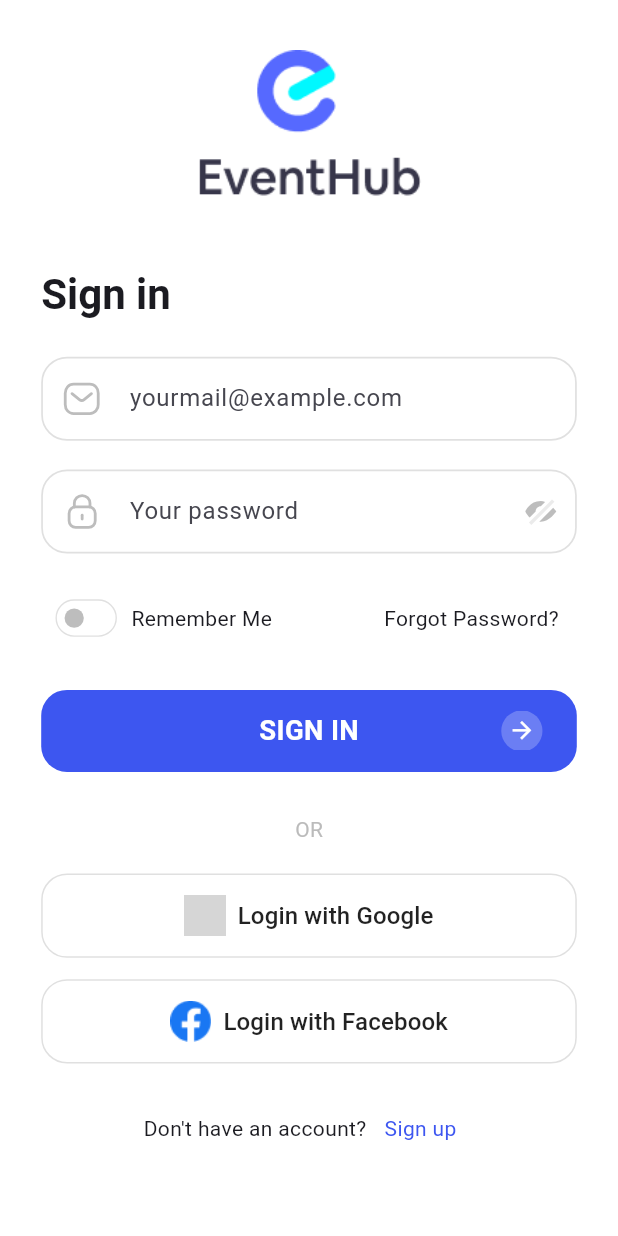
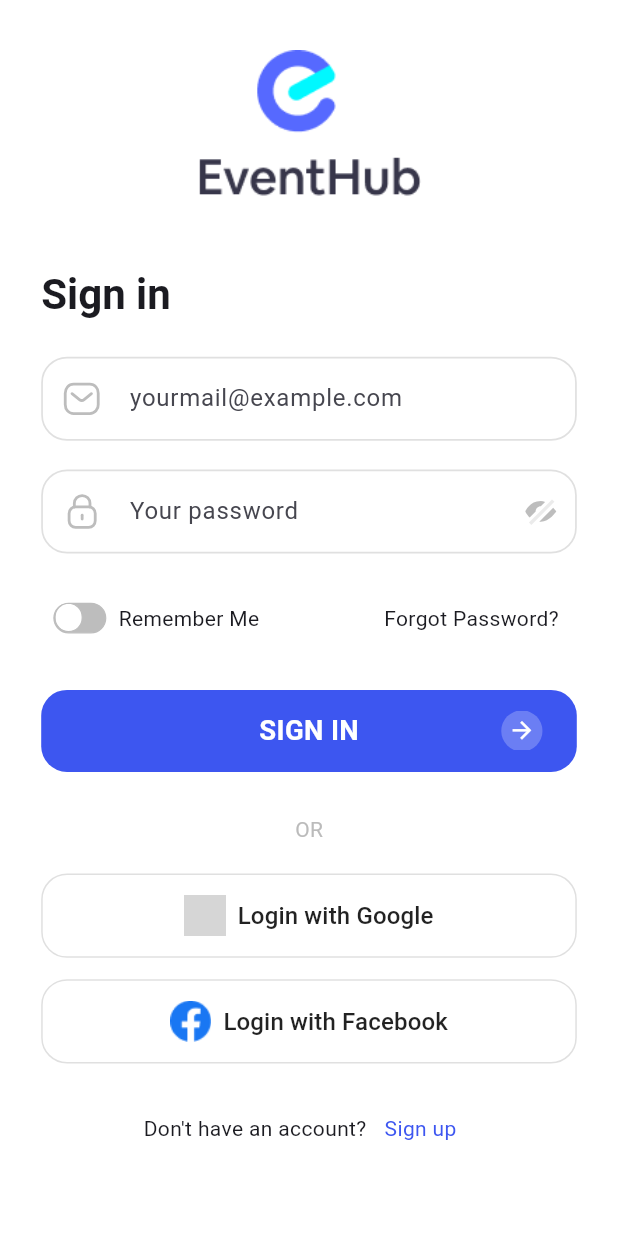
Before and after one commit to srgjo27/event_booking, a Flutter app: the LoginView screen opened by its route, on a phone screen of 412 x 824 dp. Run offline on Flutter 3.47's test engine with Material 3 defaults, Android fonts, the phone set to English and light mode, and no system bars; our stand-ins replace flutter_screenutil, flutter_svg, pinput, stacked, stacked_services, stacked_shared; grey boxes are pictures that could not be loaded.

Commit message:
chore: add new custom switch and modified style onboarding

```diff
--- /dev/null
+++ b/lib/ui/common/custom_switch.dart
@@ -0,0 +1,74 @@
+import 'package:event_booking/ui/common/app_colors.dart';
+import 'package:flutter/material.dart';
+import 'package:flutter_screenutil/flutter_screenutil.dart';
+
+class CustomSwitch extends StatefulWidget {
+  final bool value;
+  final ValueChanged<bool> onChanged;
+
+  const CustomSwitch({
+    super.key,
+    required this.value,
+    required this.onChanged,
+  });
+
+  @override
+  State<CustomSwitch> createState() => _CustomSwitchState();
+}
+
+class _CustomSwitchState extends State<CustomSwitch> {
+  bool _isOn = false;
+
+  @override
+  void initState() {
+    super.initState();
+    _isOn = widget.value;
+  }
+
+  @override
+  Widget build(BuildContext context) {
+    return GestureDetector(
+      onTap: () {
+        setState(() {
+          _isOn = !_isOn;
+        });
+        widget.onChanged(_isOn);
+      },
+      child: AnimatedContainer(
+        duration: const Duration(milliseconds: 200),
+        width: 45.w,
+        height: 25.h,
+        decoration: BoxDecoration(
+          borderRadius: BorderRadius.circular(15.r),
+          color: _isOn ? AppColors.kcPrimaryColor : Colors.grey.shade400,
+          border: Border.all(
+            color: _isOn ? AppColors.kcPrimaryColor : Colors.grey.shade400,
+            width: 1.w,
+          ),
+        ),
+        child: Stack(
+          children: [
+            AnimatedPositioned(
+              duration: const Duration(milliseconds: 200),
+              left: _isOn ? 20.w : 0.w,
+              top: -1.h,
+              child: Container(
+                width: 24.w,
+                height: 24.h,
+                decoration: BoxDecoration(
+                  color: Colors.white,
+                  borderRadius: BorderRadius.circular(12.r),
+                  border: Border.all(
+                    color:
+                        _isOn ? AppColors.kcPrimaryColor : Colors.grey.shade400,
+                    width: 1.w,
+                  ),
+                ),
+              ),
+            ),
+          ],
+        ),
+      ),
+    );
+  }
+}
--- a/lib/ui/views/login/login_view.dart
+++ b/lib/ui/views/login/login_view.dart
@@ -1,5 +1,6 @@
 import 'package:event_booking/ui/common/app_colors.dart';
 import 'package:event_booking/ui/common/app_icons.dart';
+import 'package:event_booking/ui/common/custom_switch.dart';
 import 'package:event_booking/ui/common/custom_text_field.dart';
 import 'package:event_booking/ui/common/primary_button.dart';
 import 'package:event_booking/ui/views/login/login_viewmodel.dart';
@@ -81,20 +82,10 @@
                       Row(
                         children: [
                           Transform.scale(
-                            scale: 0.7.w,
-                            child: Switch(
+                            scale: 0.6.w,
+                            child: CustomSwitch(
                               value: viewModel.rememberMe,
                               onChanged: viewModel.setRememberMe,
-                              activeColor: Colors.white,
-                              activeTrackColor: AppColors.kcPrimaryColor,
-                              inactiveThumbColor: Colors.grey.shade400,
-                              inactiveTrackColor: Colors.white,
-                              trackOutlineColor:
-                                  WidgetStateProperty.all(Colors.grey.shade300),
-                              trackOutlineWidth:
-                                  WidgetStateProperty.resolveWith<double>(
-                                (states) => 1.w,
-                              ),
                             ),
                           ),
                           Text('Remember Me',
--- a/lib/ui/views/onboarding/onboarding_viewmodel.dart
+++ b/lib/ui/views/onboarding/onboarding_viewmodel.dart
@@ -34,7 +34,7 @@
     ),
     OnboardingContent(
       image: AppImages.illustrationOnboarding2,
-      title: 'We Have Modern Events\nCalendar Feature',
+      title: 'Web Have Modern Events\nCalendar Feature',
       description:
           'In publishing and graphic design, Lorem is a placeholder text commonly',
     ),
```
Also changed, not shown: lib/ui/views/onboarding/onboarding_view.dart (+12 -14 lines), 1 other file.
